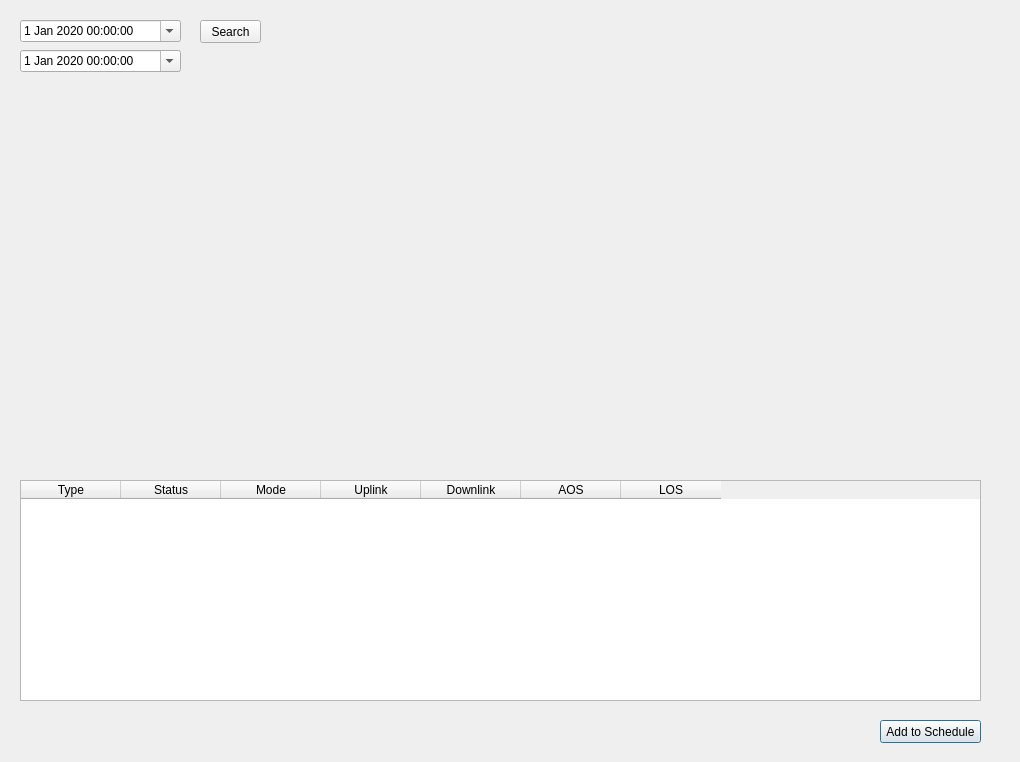
Above: schedule.ui from ecduong/nwHacks2020 before the change. Below: the same form after it.
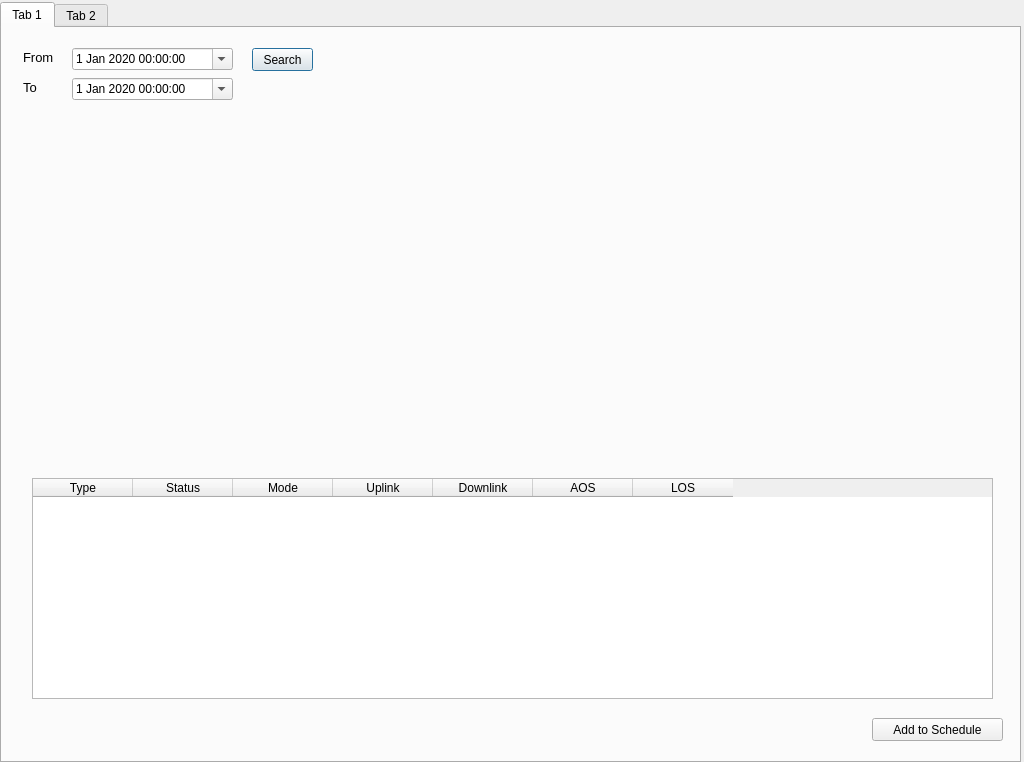
That is the form after the change.

Commit message: added functionality to populate table with orbit predictions

The edit to the form file:
```diff
--- a/schedule.ui
+++ b/schedule.ui
@@ -2,11 +2,14 @@
 <ui version="4.0">
  <class>Dialog</class>
  <widget class="QDialog" name="Dialog">
+  <property name="enabled">
+   <bool>true</bool>
+  </property>
   <property name="geometry">
    <rect>
     <x>0</x>
     <y>0</y>
-    <width>1020</width>
+    <width>1024</width>
     <height>762</height>
    </rect>
   </property>
@@ -16,23 +19,26 @@
   <property name="autoFillBackground">
    <bool>false</bool>
   </property>
-  <widget class="QPushButton" name="addToSchedule">
+  <widget class="QTabWidget" name="tabWidget">
    <property name="geometry">
     <rect>
-     <x>880</x>
-     <y>720</y>
-     <width>101</width>
-     <height>23</height>
+     <x>0</x>
+     <y>2</y>
+     <width>1021</width>
+     <height>761</height>
     </rect>
    </property>
-   <property name="text">
-    <string>Add to Schedule</string>
+   <property name="currentIndex">
+    <number>0</number>
    </property>
-  </widget>
+   <widget class="QWidget" name="tab">
+    <attribute name="title">
+     <string>Tab 1</string>
+    </attribute>
   <widget class="QDateTimeEdit" name="scheduleDateEditStart">
    <property name="geometry">
     <rect>
-     <x>20</x>
+       <x>70</x>
      <y>20</y>
      <width>161</width>
      <height>22</height>
@@ -55,7 +61,7 @@
   <widget class="QDateTimeEdit" name="scheduleDateEditEnd">
    <property name="geometry">
     <rect>
-     <x>20</x>
+       <x>70</x>
      <y>50</y>
      <width>161</width>
      <height>22</height>
@@ -78,7 +84,7 @@
   <widget class="QPushButton" name="scheduleSearch">
    <property name="geometry">
     <rect>
-     <x>200</x>
+       <x>250</x>
      <y>20</y>
      <width>61</width>
      <height>23</height>
@@ -88,11 +94,60 @@
     <string>Search</string>
    </property>
   </widget>
+    <widget class="QLabel" name="label_2">
+     <property name="geometry">
+      <rect>
+       <x>21</x>
+       <y>52</y>
+       <width>57</width>
+       <height>15</height>
+      </rect>
+     </property>
+     <property name="font">
+      <font>
+       <pointsize>10</pointsize>
+      </font>
+     </property>
+     <property name="text">
+      <string>To</string>
+     </property>
+    </widget>
+    <widget class="QLabel" name="label">
+     <property name="geometry">
+      <rect>
+       <x>21</x>
+       <y>22</y>
+       <width>57</width>
+       <height>15</height>
+      </rect>
+     </property>
+     <property name="font">
+      <font>
+       <pointsize>10</pointsize>
+      </font>
+     </property>
+     <property name="text">
+      <string>From</string>
+     </property>
+    </widget>
+    <widget class="QPushButton" name="addToSchedule">
+     <property name="geometry">
+      <rect>
+       <x>870</x>
+       <y>690</y>
+       <width>131</width>
+       <height>23</height>
+      </rect>
+     </property>
+     <property name="text">
+      <string>Add to Schedule</string>
+     </property>
+    </widget>
   <widget class="QTableWidget" name="availableSats">
    <property name="geometry">
     <rect>
-     <x>20</x>
-     <y>480</y>
+       <x>30</x>
+       <y>450</y>
      <width>961</width>
      <height>221</height>
     </rect>
@@ -132,6 +187,13 @@
      <string>LOS</string>
     </property>
    </column>
+    </widget>
+   </widget>
+   <widget class="QWidget" name="tab_2">
+    <attribute name="title">
+     <string>Tab 2</string>
+    </attribute>
+   </widget>
   </widget>
  </widget>
  <resources/>
```
Lines whose indentation alone changed are shown as unchanged. The commit also changes 1 other file.
